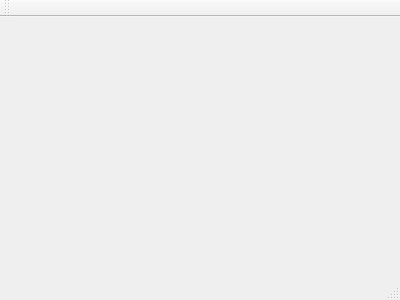
Before: the Qt Designer form fgmain.ui in 866/FoodGen, drawn with Qt 5.
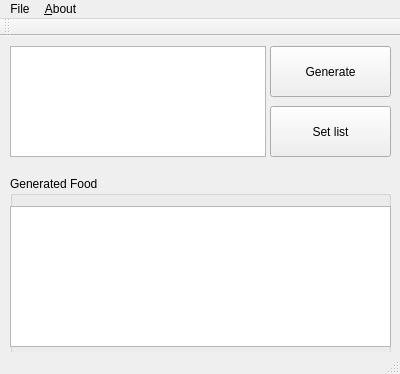
After: the same form once the commit is applied.

Commit message: FoodGen is done. Checks for improper input values and improper file should be added

Diff of the .ui file:
```diff
--- a/fgmain.ui
+++ b/fgmain.ui
@@ -1,24 +1,138 @@
 <ui version="4.0">
  <class>FGmain</class>
- <widget class="QMainWindow" name="FGmain" >
-  <property name="geometry" >
+ <widget class="QMainWindow" name="FGmain">
+  <property name="geometry">
    <rect>
     <x>0</x>
     <y>0</y>
     <width>400</width>
-    <height>300</height>
+    <height>374</height>
    </rect>
   </property>
   <property name="windowTitle" >
    <string>FGmain</string>
   </property>
-  <widget class="QMenuBar" name="menuBar" />
-  <widget class="QToolBar" name="mainToolBar" />
-  <widget class="QWidget" name="centralWidget" />
-  <widget class="QStatusBar" name="statusBar" />
+  <widget class="QWidget" name="centralWidget">
+   <widget class="QPushButton" name="generateButton">
+    <property name="geometry">
+     <rect>
+      <x>270</x>
+      <y>10</y>
+      <width>121</width>
+      <height>51</height>
+     </rect>
+    </property>
+    <property name="text">
+     <string>Generate</string>
+    </property>
+   </widget>
+   <widget class="QPushButton" name="setButton">
+    <property name="geometry">
+     <rect>
+      <x>270</x>
+      <y>70</y>
+      <width>121</width>
+      <height>51</height>
+     </rect>
+    </property>
+    <property name="text">
+     <string>Set list</string>
+    </property>
+   </widget>
+   <widget class="QGroupBox" name="groupBox">
+    <property name="geometry">
+     <rect>
+      <x>10</x>
+      <y>140</y>
+      <width>381</width>
+      <height>181</height>
+     </rect>
+    </property>
+    <property name="title">
+     <string>Generated Food</string>
+    </property>
+    <widget class="QPlainTextEdit" name="genFoodResult">
+     <property name="geometry">
+      <rect>
+       <x>0</x>
+       <y>30</y>
+       <width>381</width>
+       <height>141</height>
+      </rect>
+     </property>
+     <property name="readOnly">
+      <bool>true</bool>
+     </property>
+    </widget>
+   </widget>
+   <widget class="QListView" name="foodList">
+    <property name="geometry">
+     <rect>
+      <x>10</x>
+      <y>10</y>
+      <width>256</width>
+      <height>111</height>
+     </rect>
+    </property>
+   </widget>
+  </widget>
+  <widget class="QMenuBar" name="menuBar">
+   <property name="geometry">
+    <rect>
+     <x>0</x>
+     <y>0</y>
+     <width>400</width>
+     <height>25</height>
+    </rect>
+   </property>
+   <widget class="QMenu" name="menu_About">
+    <property name="title">
+     <string>&amp;About</string>
+    </property>
+   </widget>
+   <widget class="QMenu" name="menuFile">
+    <property name="title">
+     <string>File</string>
+    </property>
+    <addaction name="action_Open"/>
+    <addaction name="actionSave"/>
+    <addaction name="separator"/>
+    <addaction name="action_Exit"/>
+   </widget>
+   <addaction name="menuFile"/>
+   <addaction name="menu_About"/>
+  </widget>
+  <widget class="QToolBar" name="mainToolBar">
+   <attribute name="toolBarArea">
+    <enum>TopToolBarArea</enum>
+   </attribute>
+   <attribute name="toolBarBreak">
+    <bool>false</bool>
+   </attribute>
+  </widget>
+  <widget class="QStatusBar" name="statusBar"/>
+  <action name="action_Open">
+   <property name="text">
+    <string>&amp;Open </string>
+   </property>
+  </action>
+  <action name="actionSave">
+   <property name="text">
+    <string>&amp;Save</string>
+   </property>
+  </action>
+  <action name="action">
+   <property name="text">
+    <string>-</string>
+   </property>
+  </action>
+  <action name="action_Exit">
+   <property name="text">
+    <string>&amp;Exit</string>
+   </property>
+  </action>
  </widget>
- <layoutDefault spacing="6" margin="11" />
- <pixmapfunction></pixmapfunction>
+ <layoutdefault spacing="6" margin="11"/>
  <resources/>
  <connections/>
 </ui>
```
Left out of the diff: 24 changed lines with no effect on the pictures. The commit also changes 9 other files.
